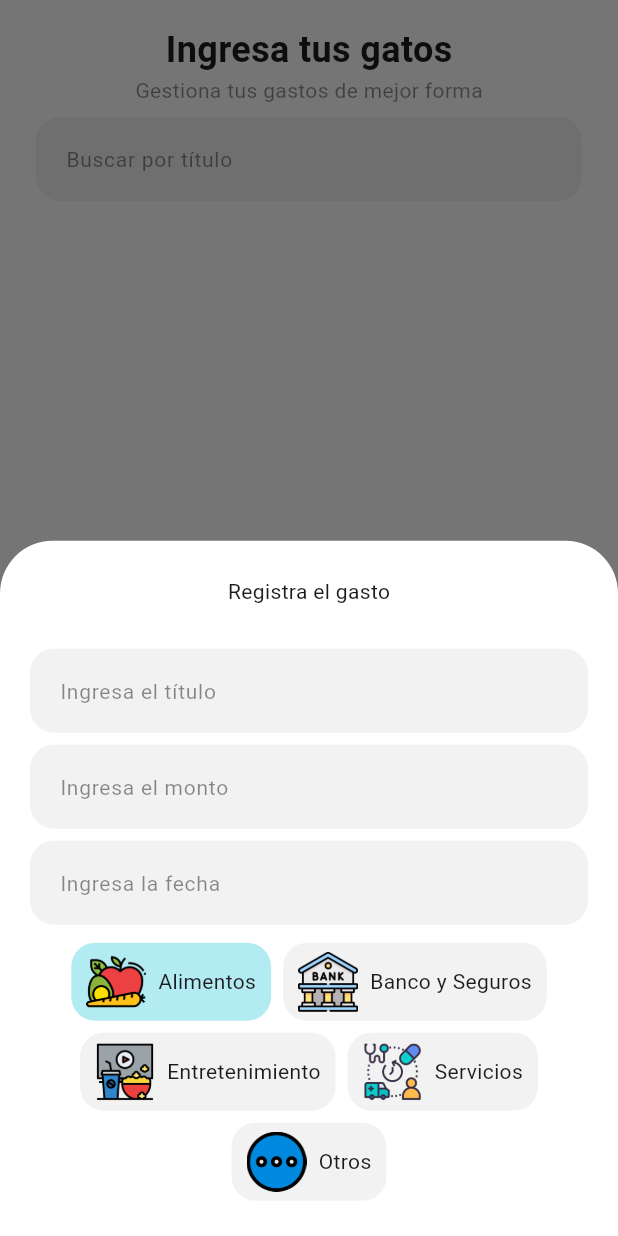
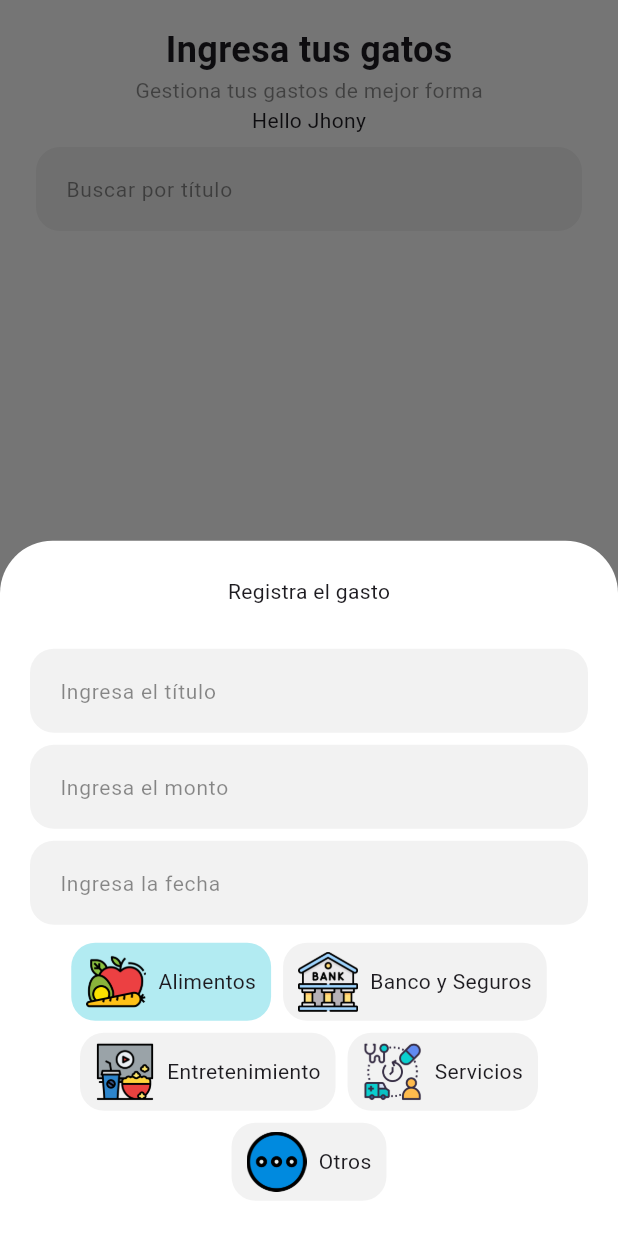
Before and after one commit to fr4nsgallegos/gastosappg10, a Flutter app: the screen it shows after launch, after a tap on "Agregar", on a phone screen of 412 x 824 dp. Run offline on Flutter 3.47's test engine with Material 3 defaults, Android fonts, the phone set to English and light mode, and no system bars; our stand-ins replace sqflite; accounts and stored records are empty.

Commit message:
internazaionalización

```diff
--- a/lib/l10n/intl_en.arb
+++ b/lib/l10n/intl_en.arb
@@ -1,3 +1,5 @@
 {
-    "hello" : "Hello"
+    "hello" : "Hello",
+    "helloAlguien":"Hello {name}"
+
 }
--- a/lib/l10n/intl_es_PE.arb
+++ b/lib/l10n/intl_es_PE.arb
@@ -1,3 +1,4 @@
 {
-    "hello" : "Hola"
+    "hello" : "Hola",
+    "helloAlguien": "Hola {name}"
 }
--- a/lib/pages/home_page.dart
+++ b/lib/pages/home_page.dart
@@ -1,5 +1,6 @@
 import 'package:flutter/material.dart';
 import 'package:gastosappg10/db/db_admin.dart';
+import 'package:gastosappg10/generated/l10n.dart';
 import 'package:gastosappg10/models/gasto_model.dart';
 import 'package:gastosappg10/widgets/busqueda_widget.dart';
 import 'package:gastosappg10/widgets/item_gasto_widget.dart';
@@ -133,6 +134,8 @@ class _HomePageState extends State<HomePage> {
                             fontWeight: FontWeight.w400,
                           ),
                         ),
+                        Text(S.of(context).helloAlguien("Jhony")),
+                        // Text(S.of(context).hello),
                         BusquedaWidget(),
                         Expanded(
                           child: ListView.builder(
```
Also changed, not shown: lib/generated/intl/messages_en.dart, lib/generated/intl/messages_es_PE.dart, lib/generated/l10n.dart.
